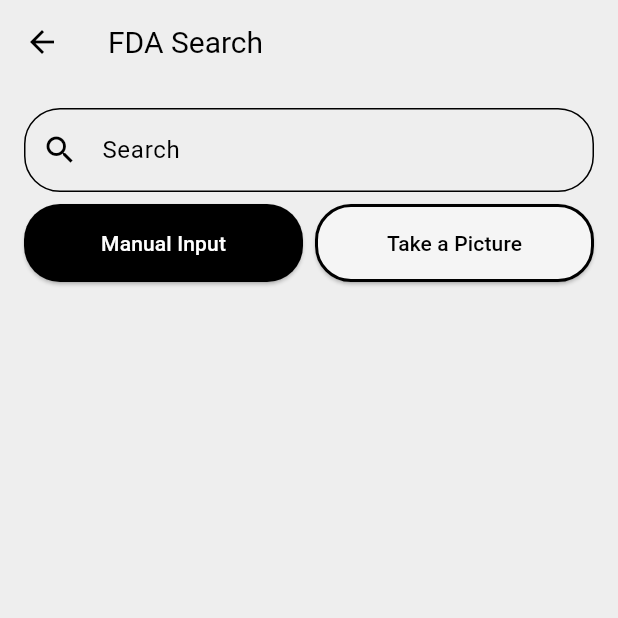
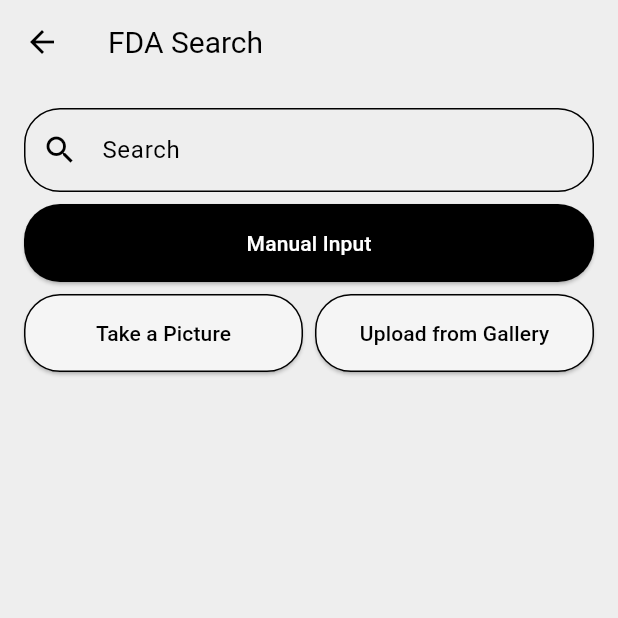
Before and after one commit to dhruva-dk/my-meds, a Flutter app: the FDASearchPage screen opened directly, on a phone screen of 412 x 824 dp, the top half of it. Run offline on Flutter 3.47's test engine with Material 3 defaults, Android fonts, the phone set to English and light mode, and no system bars; our stand-ins replace image_picker, permission_handler, shared_preferences, sqflite; accounts and stored records are empty.

Commit message:
added photo upload functionality
changed ui, stopped an app breaking exception (switched to return null), fixed a bug which caussed photo taking not to work, removed a misleading snackbar that would say "successfully added photo" before it was actually done.

```diff
--- a/lib/local_service/camera_helper.dart
+++ b/lib/local_service/camera_helper.dart
@@ -16,7 +16,7 @@
     return null;
   }
 
-  static Future<String> pickImageFromGallery() async {
+  static Future<String?> pickImageFromGallery() async {
     // returns path of gallery image
     final ImagePicker picker = ImagePicker();
     final XFile? image = await picker.pickImage(source: ImageSource.gallery);
@@ -24,7 +24,7 @@
     if (image != null) {
       return _saveImagePermanently(image);
     }
-    throw Exception('Error picking image from gallery');
+    return null;
   }
 
   static Future<String> _saveImagePermanently(XFile image) async {
--- a/lib/ui/fdasearch.dart
+++ b/lib/ui/fdasearch.dart
@@ -49,7 +49,32 @@
   void _handleTakePhoto() async {
     await ImageService.handleTakePhoto(
       context,
-    ); //navigate back to start when done.
+    );
+  }
+
+  void _handleUploadFromGallery() async {
+    await ImageService.handlePickFromGallery(context);
+  }
+
+  Widget _buildPhotoButton(String text, VoidCallback onPressed) {
+    return Expanded(
+      child: ElevatedButton(
+        style: ElevatedButton.styleFrom(
+          foregroundColor: Colors.black,
+          backgroundColor: Colors.grey[100],
+          shape: RoundedRectangleBorder(
+            borderRadius: BorderRadius.circular(24),
+            side: const BorderSide(color: Colors.black),
+          ),
+          padding: const EdgeInsets.symmetric(vertical: 16),
+        ),
+        onPressed: onPressed,
+        child: Text(
+          text,
+          style: const TextStyle(fontSize: 14),
+        ),
+      ),
+    );
   }
 
   //ui build code
@@ -80,17 +105,14 @@
               ),
             ),
             const SizedBox(height: 8),
-            Row(
-              children: [
-                Expanded(
-                  child: ElevatedButton(
+            ElevatedButton(
               style: ElevatedButton.styleFrom(
                 foregroundColor: Colors.white,
-                      backgroundColor:
-                          Colors.black, // Black color for Manual Input
+                backgroundColor: Colors.black, // Black color for Manual Input
                 shape: RoundedRectangleBorder(
                   borderRadius: BorderRadius.circular(24),
                 ),
+                minimumSize: Size(double.infinity, 50),
                 padding: const EdgeInsets.symmetric(vertical: 16),
               ),
               onPressed: () {
@@ -107,31 +129,16 @@
                 style: TextStyle(fontSize: 14),
               ),
             ),
+            const SizedBox(
+              height: 8,
             ),
+            Row(
+              mainAxisAlignment: MainAxisAlignment.spaceBetween,
+              children: [
+                _buildPhotoButton('Take a Picture', _handleTakePhoto),
                 const SizedBox(width: 8), // Spacing between buttons
-                Expanded(
-                  child: ElevatedButton(
-                    style: ElevatedButton.styleFrom(
-                      foregroundColor: Colors.black, // Text color
-                      backgroundColor:
-                          Colors.grey[100], // Button background color
-                      shape: RoundedRectangleBorder(
-                        borderRadius: BorderRadius.circular(24),
-                        side: BorderSide(color: Colors.black, width: 2),
-                      ),
-                      padding: const EdgeInsets.symmetric(
-                          vertical: 16), // Increased padding
-                    ),
-                    onPressed: () {
-                      // Add your onPressed code here for taking a picture
-                      _handleTakePhoto();
-                    },
-                    child: const Text(
-                      'Take a Picture',
-                      style: TextStyle(fontSize: 14),
-                    ),
-                  ),
-                ),
+                _buildPhotoButton(
+                    'Upload from Gallery', _handleUploadFromGallery),
               ],
             ),
             const SizedBox(height: 16),
```
Also changed, not shown: lib/ui/editmedication.dart (+48 -20 lines), lib/widgets/photo_upload_row.dart (added, +52 -0 lines). Lines whose indentation alone changed are shown as unchanged.
